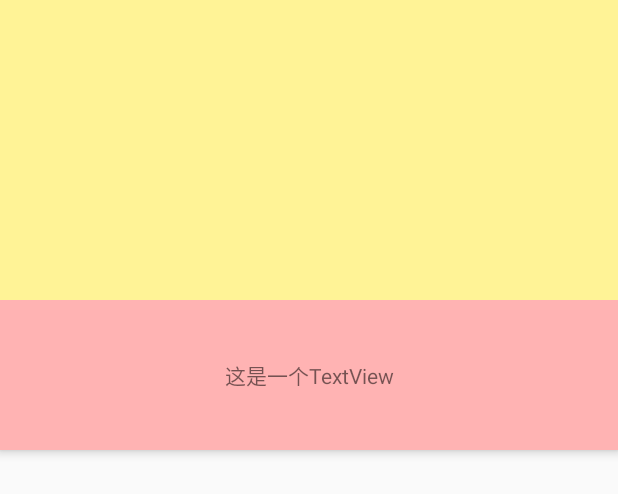
After one commit to yushilei1218/JetPack, an Android app: the layout activity_view_page_list_view.xml on its own in the app's theme, with its tools: preview values and no code run, on a phone screen of 412 x 824 dp. The commit adds this screen. Shown: the top 494 px of the screen. Run offline under Robolectric (Android 15) with nearby library versions, the phone set to English and light mode, and no system bars.

Commit message:
Recycler 内部嵌套ViewPager

```diff
--- a/app/src/main/AndroidManifest.xml
+++ b/app/src/main/AndroidManifest.xml
@@ -60,7 +60,8 @@
         <activity android:name=".ui.BottomSheetBehaviorActivity" />
         <activity android:name=".ui.ScrollConflictActivity" />
         <activity android:name=".ui.ScrollPageActivity" />
-        <activity android:name=".ui.NestScrooViewRecyActivity"></activity>
+        <activity android:name=".ui.NestScrooViewRecyActivity" />
+        <activity android:name=".ui.ViewPageRecyclerActivity"></activity>
     </application>
 
 </manifest>
--- a/app/src/main/res/layout/activity_main.xml
+++ b/app/src/main/res/layout/activity_main.xml
@@ -162,6 +162,12 @@
             android:layout_height="wrap_content"
             android:text="NestScroll +RecyclerView" />
 
+        <Button
+            android:id="@+id/main_27_tab"
+            android:layout_width="wrap_content"
+            android:layout_height="wrap_content"
+            android:text="Recycler 内部ViewPager" />
+
         <fragment
             class="com.test.shileiyu.jetpack.ui.album.AlbumFragment"
             android:layout_width="match_parent"
--- /dev/null
+++ b/app/src/main/res/layout/activity_view_page_list_view.xml
@@ -0,0 +1,35 @@
+<?xml version="1.0" encoding="utf-8"?>
+<android.support.design.widget.CoordinatorLayout xmlns:android="http://schemas.android.com/apk/res/android"
+    xmlns:app="http://schemas.android.com/apk/res-auto"
+    xmlns:tools="http://schemas.android.com/tools"
+    android:layout_width="match_parent"
+    android:layout_height="match_parent"
+    tools:context=".ui.ViewPageRecyclerActivity">
+
+    <android.support.design.widget.AppBarLayout
+        android:layout_width="match_parent"
+        android:layout_height="300dp"
+        android:background="#fff396">
+
+        <android.support.v4.view.ViewPager
+            android:id="@+id/pager_a"
+            android:layout_width="match_parent"
+            android:layout_height="200dp"
+            app:layout_scrollFlags="scroll" />
+
+        <TextView
+            android:layout_width="match_parent"
+            android:layout_height="100dp"
+            android:background="#ffb3b3"
+            android:gravity="center"
+            android:text="这是一个TextView" />
+    </android.support.design.widget.AppBarLayout>
+
+    <android.support.v7.widget.RecyclerView
+        app:layout_behavior="@string/appbar_scrolling_view_behavior"
+        android:id="@+id/recycler_a"
+        android:layout_width="match_parent"
+        android:layout_height="match_parent"
+        app:layoutManager="android.support.v7.widget.LinearLayoutManager" />
+
+</android.support.design.widget.CoordinatorLayout>
```
Also changed, not shown: app/src/main/java/com/test/shileiyu/jetpack/MainActivity.java (+5 -0 lines), app/src/main/java/com/test/shileiyu/jetpack/ui/FixViewPager.java (added, +33 -0 lines), app/src/main/java/com/test/shileiyu/jetpack/ui/ViewPageRecyclerActivity.java (added, +160 -0 lines), app/src/main/res/layout/item_grid_child.xml (added, +13 -0 lines), app/src/main/res/layout/item_grid_view.xml (added, +12 -0 lines), app/src/main/res/layout/item_view_pager.xml (added, +15 -0 lines).
